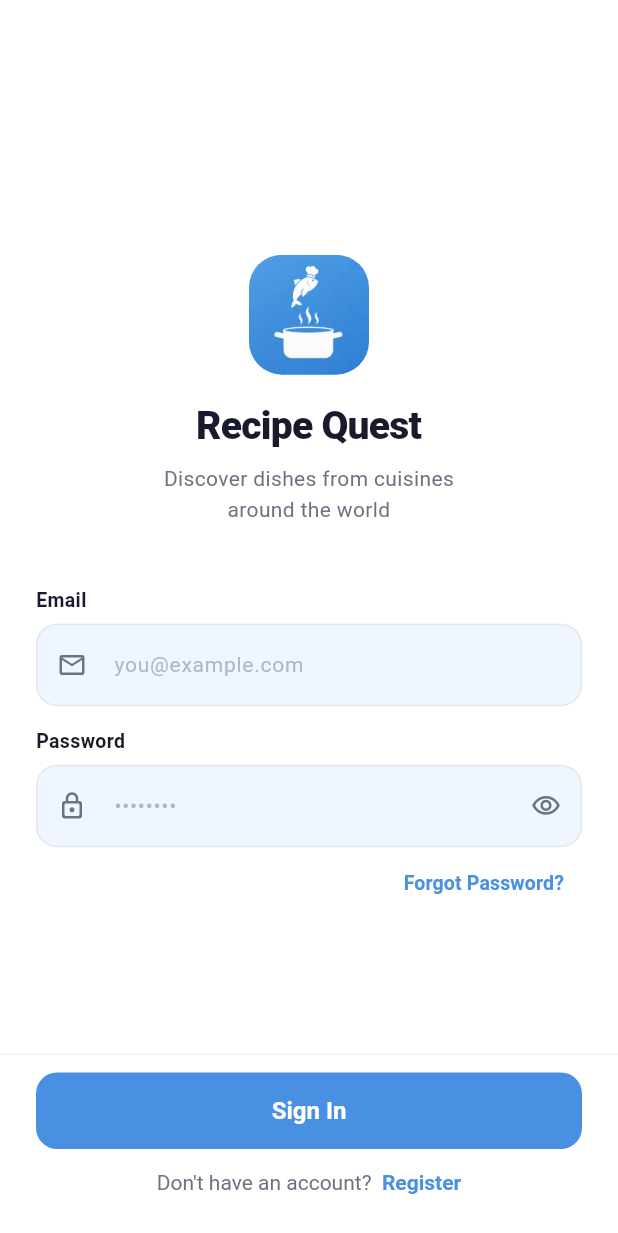
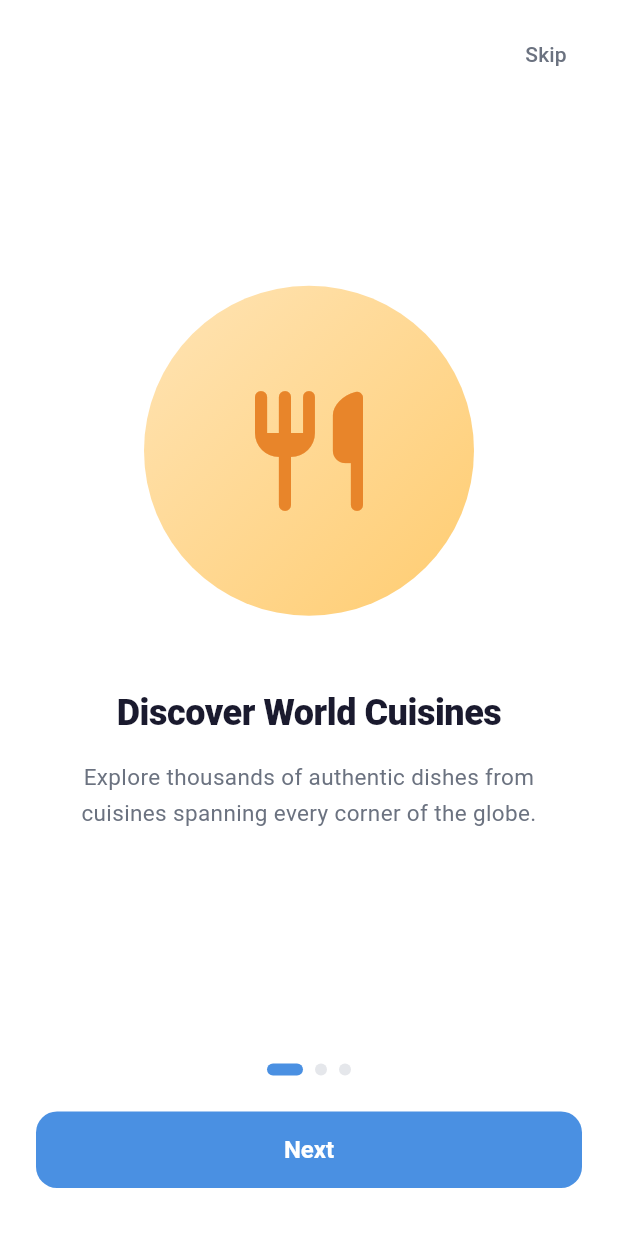
Before and after one commit to athulsethumadhavan/RecipeQuest, a Flutter app: the screen it shows after launch, on a phone screen of 412 x 824 dp. Shown: the top 1233 px of the screen. Run offline on Flutter 3.47's test engine with Material 3 defaults, Android fonts, the phone set to English and light mode, and no system bars; our stand-ins replace cached_network_image, go_router, google_mobile_ads, in_app_purchase, shared_preferences, shimmer and 3 more; accounts and stored records are empty; Roboto replaces fonts that are missing (Poppins).

Commit message:
Onboarding added

```diff
--- a/lib/core/router/app_router.dart
+++ b/lib/core/router/app_router.dart
@@ -12,6 +12,7 @@ import '../../presentation/views/admin/admin_screen.dart';
 import '../../presentation/views/onboarding/cuisine_preference_screen.dart';
 import '../../presentation/views/auth/auth_screen.dart';
 import '../../presentation/views/auth/register_screen.dart';
+import '../../presentation/views/onboarding/onboarding_intro_screen.dart';
 import '../../presentation/views/favorites/favorites_screen.dart';
 import '../../data/services/auth_service.dart';
 
@@ -19,6 +20,7 @@ class AppRouter {
   AppRouter._();
 
   static const String splash = '/';
+  static const String intro = '/intro';
   static const String auth = '/auth';
   static const String register = '/register';
   static const String home = '/home';
@@ -37,7 +39,7 @@ class AppRouter {
     redirect: (context, state) {
       final isLoggedIn = AuthService.instance.isLoggedIn;
       final path = state.matchedLocation;
-      final publicPaths = [splash, auth, register];
+      final publicPaths = [splash, intro, auth, register];
       if (!isLoggedIn && !publicPaths.contains(path)) {
         return auth;
       }
@@ -48,6 +50,10 @@ class AppRouter {
       GoRoute(
         path: splash,
         builder: (context, state) => const SplashScreen(),
+      ),
+      GoRoute(
+        path: intro,
+        builder: (context, state) => const OnboardingIntroScreen(),
       ),
       GoRoute(
         path: auth,
--- /dev/null
+++ b/lib/presentation/views/onboarding/onboarding_intro_screen.dart
@@ -0,0 +1,251 @@
+import 'package:flutter/material.dart';
+import 'package:go_router/go_router.dart';
+import 'package:shared_preferences/shared_preferences.dart';
+import '../../../core/constants/app_colors.dart';
+import '../../../core/router/app_router.dart';
+
+/// Shown once on first install, before sign-in.
+/// Marks 'intro_seen' in SharedPreferences when dismissed.
+class OnboardingIntroScreen extends StatefulWidget {
+  const OnboardingIntroScreen({super.key});
+
+  @override
+  State<OnboardingIntroScreen> createState() => _OnboardingIntroScreenState();
+}
+
+class _OnboardingIntroScreenState extends State<OnboardingIntroScreen> {
+  static const _keyIntroSeen = 'intro_seen';
+
+  final _pageController = PageController();
+  int _currentPage = 0;
+
+  static const _slides = [
+    _Slide(
+      gradientColors: [Color(0xFFFFE4B5), Color(0xFFFFCC70)],
+      iconColor: Color(0xFFE8852A),
+      icon: Icons.restaurant_rounded,
+      title: 'Discover World Cuisines',
+      description:
+          'Explore thousands of authentic dishes from cuisines spanning every corner of the globe.',
+    ),
+    _Slide(
+      gradientColors: [Color(0xFFD4EDFF), Color(0xFFA8D8FF)],
+      iconColor: Color(0xFF2F74CC),
+      icon: Icons.lock_open_rounded,
+      title: 'Unlock More Flavours',
+      description:
+          'Unlock premium cuisines to dive deeper into regional recipes and hidden culinary gems.',
+    ),
+    _Slide(
+      gradientColors: [Color(0xFFFFD6D6), Color(0xFFFFAFAF)],
+      iconColor: Color(0xFFE53935),
+      icon: Icons.favorite_rounded,
+      title: 'Save Your Favourites',
+      description:
+          'Bookmark the dishes you love and come back to them anytime, even offline.',
+    ),
+  ];
+
+  Future<void> _finish() async {
+    final prefs = await SharedPreferences.getInstance();
+    await prefs.setBool(_keyIntroSeen, true);
+    if (!mounted) return;
+    context.go(AppRouter.auth);
+  }
+
+  void _next() {
+    if (_currentPage < _slides.length - 1) {
+      _pageController.nextPage(
+        duration: const Duration(milliseconds: 350),
+        curve: Curves.easeInOut,
+      );
+    } else {
+      _finish();
+    }
+  }
+
+  @override
+  void dispose() {
+    _pageController.dispose();
+    super.dispose();
+  }
+
+  @override
+  Widget build(BuildContext context) {
+    final isLast = _currentPage == _slides.length - 1;
+
+    return Scaffold(
+      backgroundColor: Colors.white,
+      body: SafeArea(
+        child: Column(
+          children: [
+            // ── Skip button ──────────────────────────────────────────────────
+            Align(
+              alignment: Alignment.topRight,
+              child: Padding(
+                padding: const EdgeInsets.fromLTRB(0, 12, 16, 0),
+                child: AnimatedOpacity(
+                  opacity: isLast ? 0 : 1,
+                  duration: const Duration(milliseconds: 200),
+                  child: TextButton(
+                    onPressed: isLast ? null : _finish,
+                    child: const Text(
+                      'Skip',
+                      style: TextStyle(
+                        color: AppColors.textSecondary,
+                        fontSize: 14,
+                        fontWeight: FontWeight.w500,
+                      ),
+                    ),
+                  ),
+                ),
+              ),
+            ),
+
+            // ── Slide pages ──────────────────────────────────────────────────
+            Expanded(
+              child: PageView.builder(
+                controller: _pageController,
+                itemCount: _slides.length,
+                onPageChanged: (i) => setState(() => _currentPage = i),
+                itemBuilder: (context, index) =>
+                    _SlidePage(slide: _slides[index]),
+              ),
+            ),
+
+            // ── Dots ─────────────────────────────────────────────────────────
+            const SizedBox(height: 24),
+            Row(
+              mainAxisAlignment: MainAxisAlignment.center,
+              children: List.generate(
+                _slides.length,
+                (i) => AnimatedContainer(
+                  duration: const Duration(milliseconds: 300),
+                  margin: const EdgeInsets.symmetric(horizontal: 4),
+                  width: _currentPage == i ? 24 : 8,
+                  height: 8,
+                  decoration: BoxDecoration(
+                    color: _currentPage == i
+                        ? AppColors.primary
+                        : AppColors.divider,
+                    borderRadius: BorderRadius.circular(4),
+                  ),
+                ),
+              ),
+            ),
+
+            // ── Next / Get Started button ────────────────────────────────────
+            Padding(
+              padding: const EdgeInsets.fromLTRB(24, 24, 24, 32),
+              child: SizedBox(
+                width: double.infinity,
+                child: ElevatedButton(
+                  onPressed: _next,
+                  style: ElevatedButton.styleFrom(
+                    backgroundColor: AppColors.primary,
+                    foregroundColor: Colors.white,
+                    padding: const EdgeInsets.symmetric(vertical: 16),
+                    shape: RoundedRectangleBorder(
+                        borderRadius: BorderRadius.circular(14)),
+                    elevation: 0,
+                  ),
+                  child: AnimatedSwitcher(
+                    duration: const Duration(milliseconds: 200),
+                    child: Text(
+                      isLast ? 'Get Started' : 'Next',
+                      key: ValueKey(isLast),
+                      style: const TextStyle(
+                          fontSize: 16, fontWeight: FontWeight.w700),
+                    ),
+                  ),
+                ),
+              ),
+            ),
+          ],
+        ),
+      ),
+    );
+  }
+}
+
+// ── Slide data model ─────────────────────────────────────────────────────────
+
+class _Slide {
+  final List<Color> gradientColors;
+  final Color iconColor;
+  final IconData icon;
+  final String title;
+  final String description;
+
+  const _Slide({
+    required this.gradientColors,
+    required this.iconColor,
+    required this.icon,
+    required this.title,
+    required this.description,
+  });
+}
+
+// ── Single slide page ────────────────────────────────────────────────────────
+
+class _SlidePage extends StatelessWidget {
+  final _Slide slide;
+  const _SlidePage({required this.slide});
+
+  @override
+  Widget build(BuildContext context) {
+    return Padding(
+      padding: const EdgeInsets.symmetric(horizontal: 32),
+      child: Column(
+        mainAxisAlignment: MainAxisAlignment.center,
+        children: [
+          // Illustration area
+          Container(
+            width: 220,
+            height: 220,
+            decoration: BoxDecoration(
+              gradient: LinearGradient(
+                begin: Alignment.topLeft,
+                end: Alignment.bottomRight,
+                colors: slide.gradientColors,
+              ),
+              shape: BoxShape.circle,
+            ),
+            child: Icon(
+              slide.icon,
+              size: 96,
+              color: slide.iconColor,
+            ),
+          ),
+
+          const SizedBox(height: 48),
+
+          // Title
+          Text(
+            slide.title,
+            textAlign: TextAlign.center,
+            style: const TextStyle(
+              fontSize: 24,
+              fontWeight: FontWeight.w800,
+              color: AppColors.textPrimary,
+              letterSpacing: -0.3,
+            ),
+          ),
+
+          const SizedBox(height: 14),
+
+          // Description
+          Text(
+            slide.description,
+            textAlign: TextAlign.center,
+            style: const TextStyle(
+              fontSize: 15,
+              color: AppColors.textSecondary,
+              height: 1.6,
+            ),
+          ),
+        ],
+      ),
+    );
+  }
+}
--- a/lib/presentation/views/splash/splash_screen.dart
+++ b/lib/presentation/views/splash/splash_screen.dart
@@ -1,5 +1,6 @@
 import 'package:flutter/material.dart';
 import 'package:go_router/go_router.dart';
+import 'package:shared_preferences/shared_preferences.dart';
 import '../../../core/constants/app_colors.dart';
 import '../../../core/constants/app_strings.dart';
 import '../../../core/router/app_router.dart';
@@ -43,8 +44,19 @@ class _SplashScreenState extends State<SplashScreen>
     Future.delayed(const Duration(milliseconds: 2200), () async {
       if (!mounted) return;
 
+      final prefs = await SharedPreferences.getInstance();
+      final introSeen = prefs.getBool('intro_seen') ?? false;
+
+      // First install: show onboarding intro slides
+      if (!introSeen) {
+        if (!mounted) return;
+        context.go(AppRouter.intro);
+        return;
+      }
+
+      // Intro already seen but not logged in → sign-in page
       if (!AuthService.instance.isLoggedIn) {
-        // Not logged in → must authenticate first
+        if (!mounted) return;
         context.go(AppRouter.auth);
         return;
       }
```
